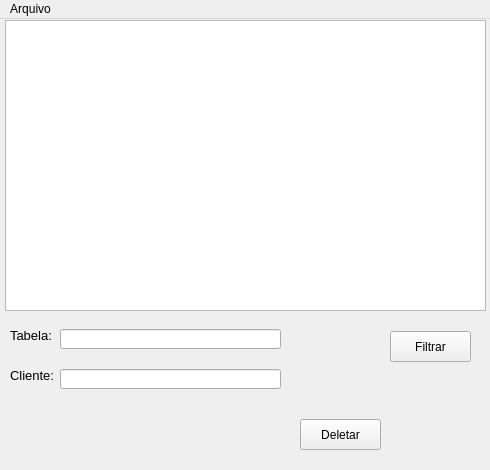
This is Tabela.ui in bruno41bruno/InterfaceMySql as Qt 5 draws it before an edit. The edited form follows.
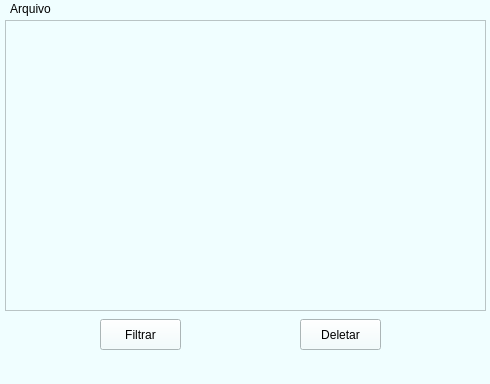
This is the edited form.

```diff
--- a/Tabela.ui
+++ b/Tabela.ui
@@ -7,12 +7,16 @@
     <x>0</x>
     <y>0</y>
     <width>490</width>
-    <height>470</height>
+    <height>384</height>
    </rect>
   </property>
   <property name="windowTitle">
    <string>MainWindow</string>
   </property>
+  <property name="styleSheet">
+   <string notr="true">background-color: rgb(222, 252, 255);
+background-color: rgb(240, 254, 255);</string>
+  </property>
   <widget class="QWidget" name="centralwidget">
    <widget class="QListWidget" name="table_list">
     <property name="geometry">
@@ -28,7 +32,7 @@
     <property name="geometry">
      <rect>
       <x>300</x>
-      <y>400</y>
+      <y>300</y>
       <width>81</width>
       <height>31</height>
      </rect>
@@ -37,67 +41,11 @@
      <string>Deletar</string>
     </property>
    </widget>
-   <widget class="QLineEdit" name="line_t">
-    <property name="geometry">
-     <rect>
-      <x>60</x>
-      <y>310</y>
-      <width>221</width>
-      <height>20</height>
-     </rect>
-    </property>
-   </widget>
-   <widget class="QLabel" name="label">
-    <property name="geometry">
-     <rect>
-      <x>10</x>
-      <y>310</y>
-      <width>47</width>
-      <height>13</height>
-     </rect>
-    </property>
-    <property name="font">
-     <font>
-      <pointsize>10</pointsize>
-     </font>
-    </property>
-    <property name="text">
-     <string>Tabela:</string>
-    </property>
-   </widget>
-   <widget class="QLineEdit" name="line_t_cliente">
-    <property name="geometry">
-     <rect>
-      <x>60</x>
-      <y>350</y>
-      <width>221</width>
-      <height>20</height>
-     </rect>
-    </property>
-   </widget>
-   <widget class="QLabel" name="label_2">
-    <property name="geometry">
-     <rect>
-      <x>10</x>
-      <y>350</y>
-      <width>47</width>
-      <height>13</height>
-     </rect>
-    </property>
-    <property name="font">
-     <font>
-      <pointsize>10</pointsize>
-     </font>
-    </property>
-    <property name="text">
-     <string>Cliente:</string>
-    </property>
-   </widget>
    <widget class="QPushButton" name="filtrar_t">
     <property name="geometry">
      <rect>
-      <x>390</x>
-      <y>312</y>
+      <x>100</x>
+      <y>300</y>
       <width>81</width>
       <height>31</height>
      </rect>
```
